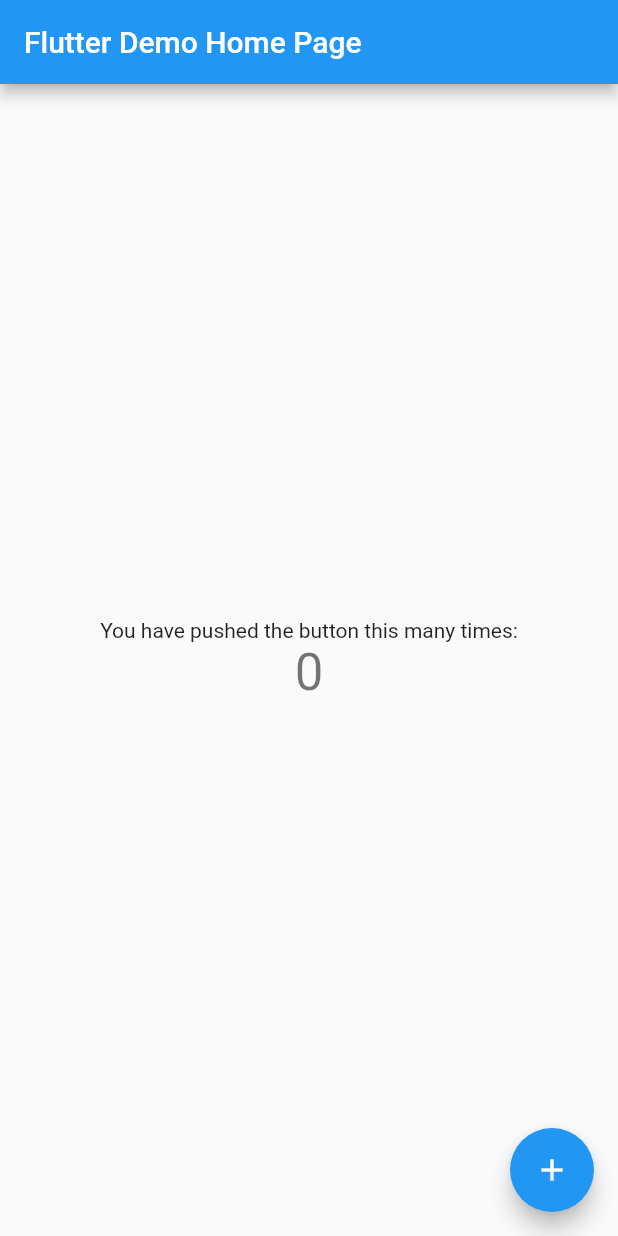
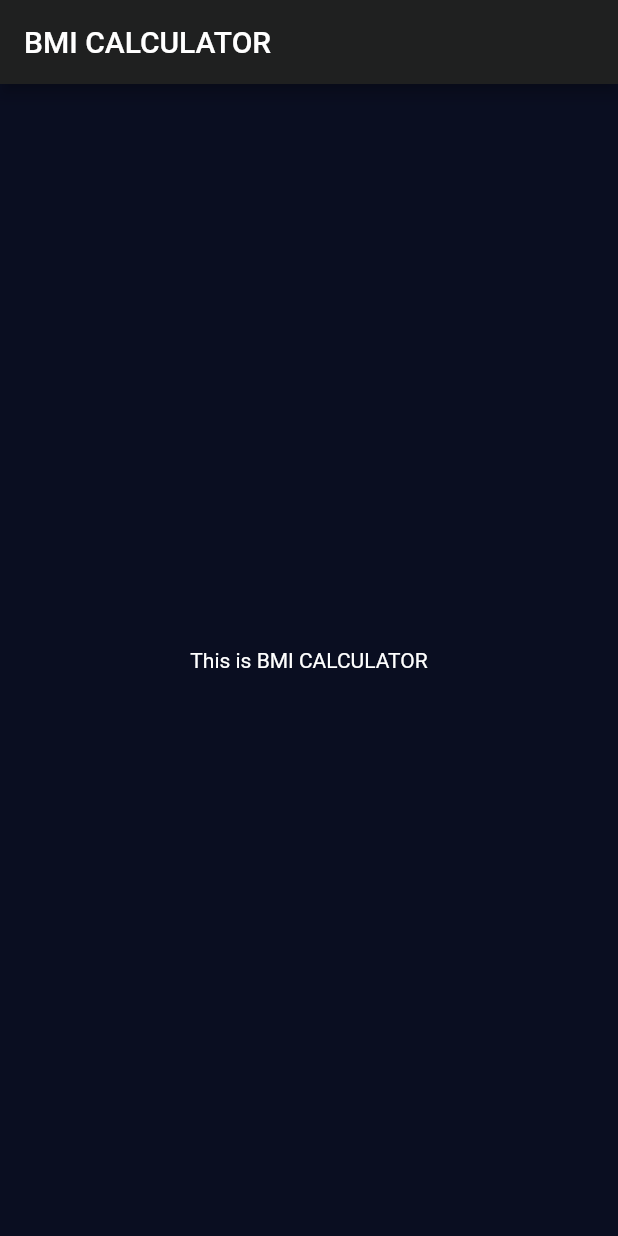
Before and after one commit to bhuvabhavik/BMI-CALCULATOR, a Flutter app: the screen it shows after launch, on a phone screen of 412 x 824 dp. Run offline on Flutter 3.47's test engine with Material 2 defaults, Android fonts, the phone set to English and light mode, and no system bars.

Commit message:
seted the dark theme for the app

```diff
--- /dev/null
+++ b/bmicalculator/lib/home_page.dart
@@ -0,0 +1,20 @@
+import 'package:flutter/material.dart';
+
+class HomePage extends StatefulWidget {
+  const HomePage({Key? key}) : super(key: key);
+
+  @override
+  State<HomePage> createState() => _HomePageState();
+}
+
+class _HomePageState extends State<HomePage> {
+  @override
+  Widget build(BuildContext context) {
+    return Scaffold(
+      appBar: AppBar(
+        title: const Text("BMI CALCULATOR"),
+      ),
+      body: Center(child: Text("This is BMI CALCULATOR")),
+    );
+  }
+}
--- a/bmicalculator/lib/main.dart
+++ b/bmicalculator/lib/main.dart
@@ -1,115 +1,23 @@
 import 'package:flutter/material.dart';
 
+import 'home_page.dart';
+
 void main() {
-  runApp(const MyApp());
+  runApp(BmiCalculator());
 }
 
-class MyApp extends StatelessWidget {
-  const MyApp({Key? key}) : super(key: key);
+class BmiCalculator extends StatelessWidget {
+  const BmiCalculator({Key? key}) : super(key: key);
 
-  // This widget is the root of your application.
   @override
   Widget build(BuildContext context) {
     return MaterialApp(
-      title: 'Flutter Demo',
-      theme: ThemeData(
-        // This is the theme of your application.
-        //
-        // Try running your application with "flutter run". You'll see the
-        // application has a blue toolbar. Then, without quitting the app, try
-        // changing the primarySwatch below to Colors.green and then invoke
-        // "hot reload" (press "r" in the console where you ran "flutter run",
-        // or simply save your changes to "hot reload" in a Flutter IDE).
-        // Notice that the counter didn't reset back to zero; the application
-        // is not restarted.
-        primarySwatch: Colors.blue,
+      home: HomePage(),
+      theme: ThemeData.dark().copyWith(
+        primaryColor: Color(0xff0a0e21),
+        scaffoldBackgroundColor: Color(0xff0a0e21),
+        appBarTheme: AppBarTheme(backgroundColor: Color(0xf2202120)),
       ),
-      home: const MyHomePage(title: 'Flutter Demo Home Page'),
     );
   }
 }
-
-class MyHomePage extends StatefulWidget {
-  const MyHomePage({Key? key, required this.title}) : super(key: key);
-
-  // This widget is the home page of your application. It is stateful, meaning
-  // that it has a State object (defined below) that contains fields that affect
-  // how it looks.
-
-  // This class is the configuration for the state. It holds the values (in this
-  // case the title) provided by the parent (in this case the App widget) and
-  // used by the build method of the State. Fields in a Widget subclass are
-  // always marked "final".
-
-  final String title;
-
-  @override
-  State<MyHomePage> createState() => _MyHomePageState();
-}
-
-class _MyHomePageState extends State<MyHomePage> {
-  int _counter = 0;
-
-  void _incrementCounter() {
-    setState(() {
-      // This call to setState tells the Flutter framework that something has
-      // changed in this State, which causes it to rerun the build method below
-      // so that the display can reflect the updated values. If we changed
-      // _counter without calling setState(), then the build method would not be
-      // called again, and so nothing would appear to happen.
-      _counter++;
-    });
-  }
-
-  @override
-  Widget build(BuildContext context) {
-    // This method is rerun every time setState is called, for instance as done
-    // by the _incrementCounter method above.
-    //
-    // The Flutter framework has been optimized to make rerunning build methods
-    // fast, so that you can just rebuild anything that needs updating rather
-    // than having to individually change instances of widgets.
-    return Scaffold(
-      appBar: AppBar(
-        // Here we take the value from the MyHomePage object that was created by
-        // the App.build method, and use it to set our appbar title.
-        title: Text(widget.title),
-      ),
-      body: Center(
-        // Center is a layout widget. It takes a single child and positions it
-        // in the middle of the parent.
-        child: Column(
-          // Column is also a layout widget. It takes a list of children and
-          // arranges them vertically. By default, it sizes itself to fit its
-          // children horizontally, and tries to be as tall as its parent.
-          //
-          // Invoke "debug painting" (press "p" in the console, choose the
-          // "Toggle Debug Paint" action from the Flutter Inspector in Android
-          // Studio, or the "Toggle Debug Paint" command in Visual Studio Code)
-          // to see the wireframe for each widget.
-          //
-          // Column has various properties to control how it sizes itself and
-          // how it positions its children. Here we use mainAxisAlignment to
-          // center the children vertically; the main axis here is the vertical
-          // axis because Columns are vertical (the cross axis would be
-          // horizontal).
-          mainAxisAlignment: MainAxisAlignment.center,
-          children: <Widget>[
-            const Text(
-              'You have pushed the button this many times:',
-            ),
-            Text(
-              '$_counter',
-              style: Theme.of(context).textTheme.headline4,
-            ),
-          ],
-        ),
-      ),
-      floatingActionButton: FloatingActionButton(
-        onPressed: _incrementCounter,
-        tooltip: 'Increment',
-        child: const Icon(Icons.add),
-      ), // This trailing comma makes auto-formatting nicer for build methods.
-    );
-  }
-}
```
Also changed, not shown: 1 other file.
